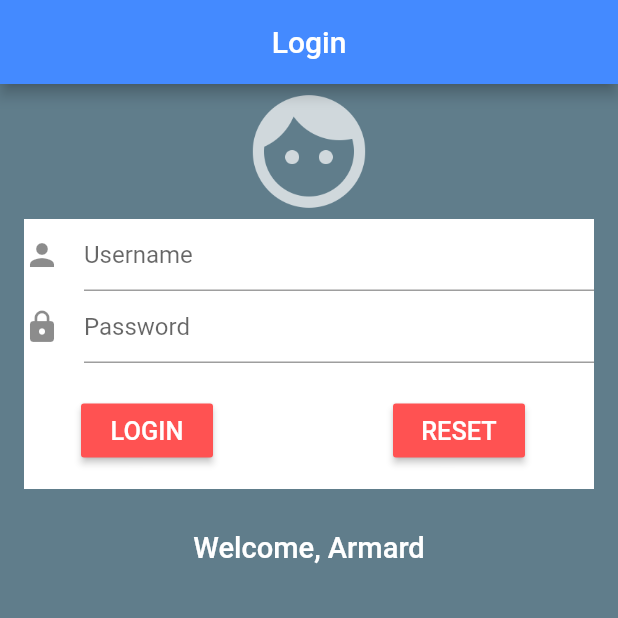
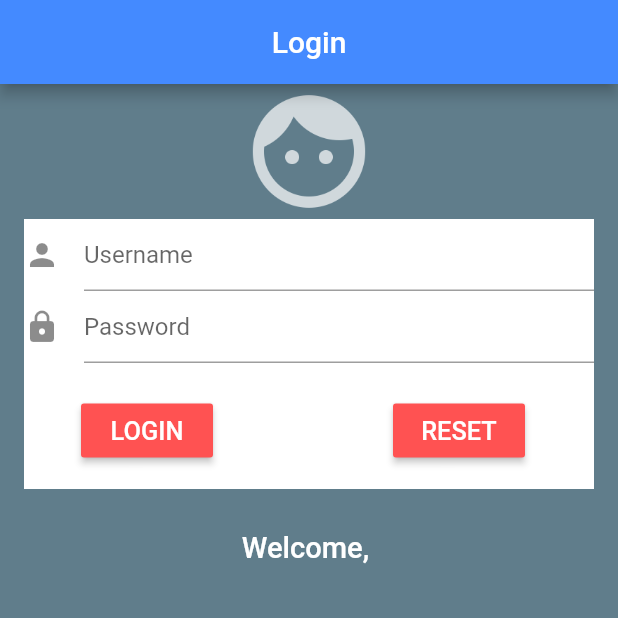
Before and after one commit to ArmardB/Simple-Login-Form, a Flutter app: the screen it shows after launch, after a tap on "LOGIN", on a phone screen of 412 x 824 dp, the top half of it. Run offline on Flutter 3.47's test engine with Material 2 defaults, Android fonts, the phone set to English and light mode, and no system bars.

Commit message:
Wired in username and password fields

```diff
--- a/lib/ui/Login.dart
+++ b/lib/ui/Login.dart
@@ -14,8 +14,27 @@ class LoginState extends State<Login>{
 
   final TextEditingController _userController = new TextEditingController();
   final TextEditingController _passwordController = new TextEditingController();
+  String _welcomeString = "";
+
+  void _showWelcome() {
+    setState(() {
+      if (_userController.text.isNotEmpty && _passwordController.text.isNotEmpty) {
+       _welcomeString = _userController.text;
+      }
+      else {
+        _welcomeString = "";
+      }
+    });
+  }
+
+  void _clearFields() {
+    setState(() {
+      _userController.clear();
+      _passwordController.clear();
+    });
 
 
+  }
 
 
   @override
@@ -63,7 +82,7 @@ class LoginState extends State<Login>{
                       children: <Widget>[
                         new Container(
                           margin: const EdgeInsets.only(left: 38.0),
-                          child:  new RaisedButton(onPressed: () => debugPrint('Login'),
+                          child:  new RaisedButton(onPressed: _showWelcome,
                             color: Colors.redAccent,
                               child: new Text("LOGIN",
                                 style: new TextStyle(
@@ -74,7 +93,7 @@ class LoginState extends State<Login>{
                         ),
                         new Container(
                           margin: const EdgeInsets.only(left: 120.0),
-                          child:  new RaisedButton(onPressed: () => debugPrint('RESET'),
+                          child:  new RaisedButton(onPressed: _clearFields,
                             color: Colors.redAccent,
                             child: new Text("RESET",
                                 style: new TextStyle(
@@ -93,7 +112,7 @@ class LoginState extends State<Login>{
             new Row(
               mainAxisAlignment: MainAxisAlignment.center,
               children: <Widget>[
-                new Text("Welcome, Armard",
+                new Text("Welcome, $_welcomeString",
                     style: new TextStyle(
                         color: Colors.white,
                         fontSize: 19.4,
```
